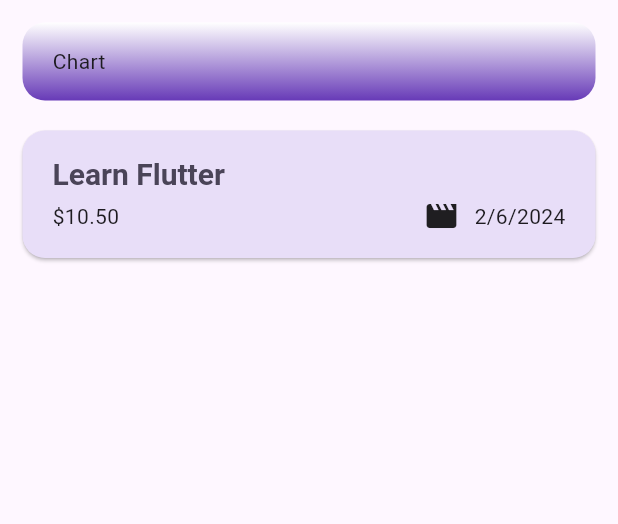
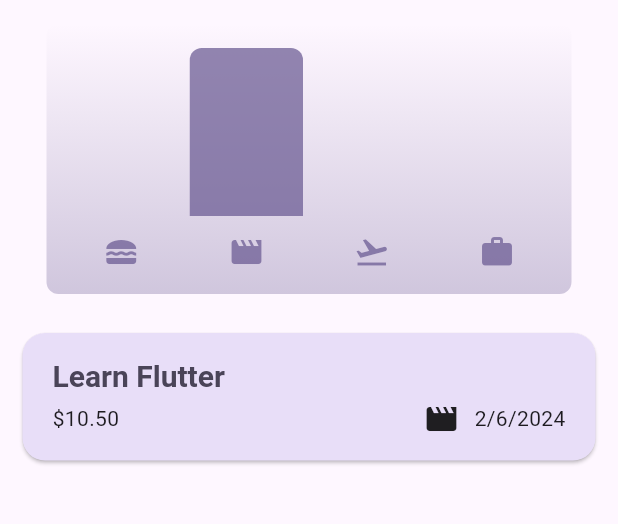
Before and after one commit to themse/expense_tracker, a Flutter app: the screen it shows after launch, on a phone screen of 412 x 824 dp, the part 84-608 px from its top. Run offline on Flutter 3.47's test engine with Material 3 defaults, Android fonts, the phone set to English and light mode, and no system bars.

Commit message:
feat: impl chart

```diff
--- /dev/null
+++ b/lib/widgets/chart/chart.dart
@@ -0,0 +1,94 @@
+import 'package:flutter/material.dart';
+
+import 'package:expense_tracker/widgets/chart/chart_bar.dart';
+import 'package:expense_tracker/models/expense.dart';
+
+class Chart extends StatelessWidget {
+  final List<Expense> expenses;
+
+  const Chart({super.key, required this.expenses});
+
+  List<ExpenseBucket> get buckets {
+    return [
+      ExpenseBucket.forCategory(expenses, Category.food),
+      ExpenseBucket.forCategory(expenses, Category.leisure),
+      ExpenseBucket.forCategory(expenses, Category.travel),
+      ExpenseBucket.forCategory(expenses, Category.work),
+    ];
+  }
+
+  double get maxTotalExpense {
+    double result = 0;
+
+    for (final ExpenseBucket bucket in buckets) {
+      if (bucket.totalExpenses > result) {
+        result = bucket.totalExpenses;
+      }
+    }
+
+    return result;
+  }
+
+  @override
+  Widget build(BuildContext context) {
+    final bool isDarkMode =
+        MediaQuery.of(context).platformBrightness == Brightness.dark;
+
+    return Container(
+      margin: const EdgeInsets.all(16),
+      padding: const EdgeInsets.symmetric(horizontal: 8, vertical: 16),
+      width: double.infinity,
+      height: 180,
+      decoration: BoxDecoration(
+        borderRadius: BorderRadius.circular(8),
+        gradient: LinearGradient(
+          begin: Alignment.bottomCenter,
+          end: Alignment.topCenter,
+          colors: [
+            Theme.of(context).colorScheme.primary.withOpacity(0.3),
+            Theme.of(context).colorScheme.primary.withOpacity(0),
+          ],
+        ),
+      ),
+      child: Column(
+        children: [
+          Expanded(
+            child: Row(
+              crossAxisAlignment: CrossAxisAlignment.end,
+              children: buckets.map((bucket) {
+                double fill = bucket.totalExpenses / maxTotalExpense;
+
+                if (fill.isNaN) {
+                  fill = 0.0;
+                }
+
+                return ChartBar(fill: fill);
+              }).toList(),
+            ),
+          ),
+          const SizedBox(height: 12),
+          Row(
+            children: buckets
+                .map(
+                  (bucket) => Expanded(
+                    child: Padding(
+                      padding: const EdgeInsets.symmetric(horizontal: 4),
+                      child: Icon(
+                        categoryIcons[bucket.category],
+                        color: isDarkMode
+                            ? Theme.of(context).colorScheme.secondary
+                            : Theme.of(context)
+                                .colorScheme
+                                .primary
+                                .withOpacity(0.7),
+                      ),
+                    ),
+                  ),
+                )
+                .toList(),
+          )
+        ],
+      ),
+    );
+  }
+}
--- /dev/null
+++ b/lib/widgets/chart/chart_bar.dart
@@ -0,0 +1,33 @@
+import 'package:flutter/material.dart';
+
+class ChartBar extends StatelessWidget {
+  final double fill;
+
+  const ChartBar({super.key, required this.fill});
+
+  @override
+  Widget build(BuildContext context) {
+    final bool isDarkMode =
+        MediaQuery.of(context).platformBrightness == Brightness.dark;
+
+    return Expanded(
+      child: Padding(
+        padding: const EdgeInsets.symmetric(horizontal: 4),
+        child: FractionallySizedBox(
+          heightFactor: fill,
+          child: DecoratedBox(
+            decoration: BoxDecoration(
+              shape: BoxShape.rectangle,
+              borderRadius: const BorderRadius.vertical(
+                top: Radius.circular(8),
+              ),
+              color: isDarkMode
+                  ? Theme.of(context).colorScheme.secondary
+                  : Theme.of(context).colorScheme.primary.withOpacity(0.7),
+            ),
+          ),
+        ),
+      ),
+    );
+  }
+}
--- a/lib/widgets/expense_chart.dart
+++ /dev/null
@@ -1,23 +0,0 @@
-import 'package:flutter/material.dart';
-
-class ExpenseChart extends StatelessWidget {
-  const ExpenseChart({super.key});
-
-  @override
-  Widget build(BuildContext context) {
-    return Container(
-      margin: const EdgeInsets.only(top: 15, bottom: 10),
-      decoration: BoxDecoration(
-          gradient: const LinearGradient(
-            begin: Alignment.topCenter,
-            end: Alignment.bottomCenter,
-            colors: [Colors.white, Colors.deepPurple],
-          ),
-          borderRadius: BorderRadius.circular(15)),
-      child: const Padding(
-        padding: EdgeInsets.symmetric(horizontal: 20, vertical: 16),
-        child: Text('Chart'),
-      ),
-    );
-  }
-}
--- a/lib/widgets/expenses.dart
+++ b/lib/widgets/expenses.dart
@@ -1,8 +1,8 @@
+import 'package:expense_tracker/widgets/chart/chart.dart';
 import 'package:flutter/material.dart';
 
 import 'package:expense_tracker/widgets/new_expense.dart';
 import 'package:expense_tracker/models/expense.dart';
-import 'package:expense_tracker/widgets/expense_chart.dart';
 import 'package:expense_tracker/widgets/expenses_list/expenses_list.dart';
 
 class Expenses extends StatefulWidget {
@@ -82,9 +82,9 @@ class _ExpensesState extends State<Expenses> {
         margin: const EdgeInsets.symmetric(horizontal: 15),
         child: Column(
           children: [
-            const SizedBox(
+            SizedBox(
               width: double.infinity,
-              child: ExpenseChart(),
+              child: Chart(expenses: _registeredExpenses),
             ),
             Expanded(
               child: ExpensesList(
```
